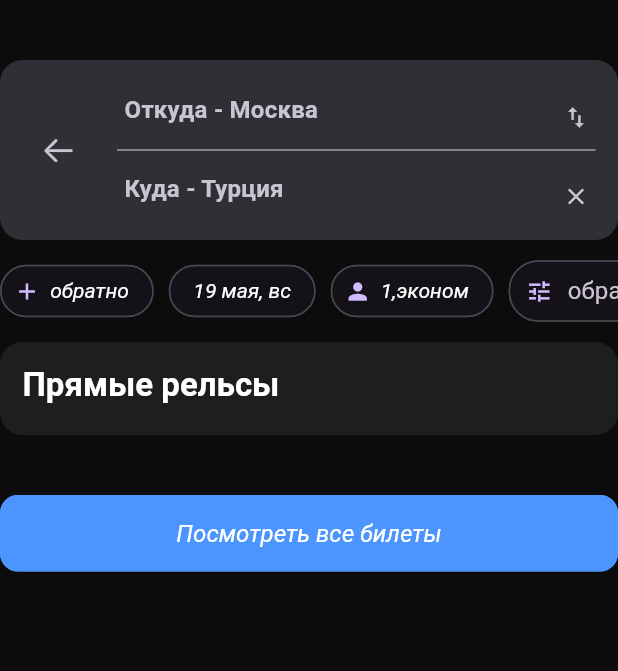
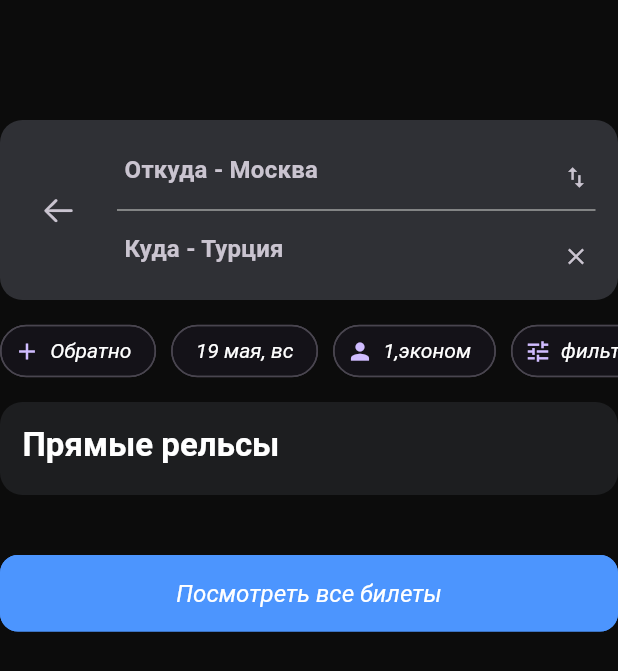
Before and after one commit to leokushio/ticket_finder, a Flutter app: the PickCountryScreen widget shown alone on an empty page, opened directly, on a phone screen of 412 x 824 dp. Shown: the top 671 px of the screen. Run offline on Flutter 3.47's test engine with Material 3 defaults, Android fonts, the phone set to English and light mode, and no system bars; network calls fail; Roboto replaces fonts that are missing (SFProDisplay); project files that could hold a hidden picture were left out.

Commit message:
update 3.0

```diff
--- a/lib/constants/text_strings.dart
+++ b/lib/constants/text_strings.dart
@@ -1,4 +1,13 @@
 class XTexts {
+
+  // Home Screen
+  static const String homeScreenTitle = 'Поиск Дешевых\n авиабилетов';
+  static const String muzikalnoOtletet = 'Музыкально отлететь';
+
+  // TextField Ticket Search
+  static const String whereFromHint = 'Откуда - Москва';
+  static const String whereToHint = 'Куда - Турция';
+
   // Search Screen -----------------
   static const String gridView1 = 'Сложный \n маршрут';
   static const String gridView2 = 'Куда угодно';
@@ -13,5 +22,16 @@ class XTexts {
   static const String phuket = 'Пхукет';
   static const String recomendedCitiesDescription = 'Популярное направление';
 
+  // Chips Text
+  static const String obratno = 'Обратно';
+  static const String econom = '1,эконом';
+  static const String filters = 'фильтры';
+
+  // Ticket offer
+  static const String directFlights = 'Прямые рельсы';
+  static const String seeAllTickets = 'Посмотреть все билеты';
+
+
+
 
 }
--- a/lib/screens/common_widgets/ticket_searchbox.dart
+++ b/lib/screens/common_widgets/ticket_searchbox.dart
@@ -3,6 +3,7 @@ import 'package:flutter/material.dart';
 import 'package:provider/provider.dart';
 import 'package:ticket_finder/constants/colors.dart';
 import 'package:ticket_finder/constants/sizes.dart';
+import 'package:ticket_finder/constants/text_strings.dart';
 import 'package:ticket_finder/providers/search_provider.dart';
 
 class TicketSearchBox extends StatelessWidget {
@@ -79,7 +80,7 @@ class TicketSearchBox extends StatelessWidget {
                   ) : null,
                   prefixIconConstraints: BoxConstraints.tight(const Size(30, 15)),
                   isDense: true,
-                  hintText: 'Откуда - Москва',
+                  hintText: XTexts.whereFromHint,
                   border: InputBorder.none,
                   contentPadding: const EdgeInsets.all(5),
                    suffixIcon: showSurfixSwapIcon ? IconButton(
@@ -119,7 +120,7 @@ class TicketSearchBox extends StatelessWidget {
                   ) : null,
                   prefixIconConstraints: BoxConstraints.tight(const Size(30, 15)),
                   isDense: true,
-                  hintText: 'Куда - Турция',
+                  hintText: XTexts.whereToHint,
                   border: InputBorder.none,
                   contentPadding: const EdgeInsets.all(5),
                   suffixIcon: showSurfixClearIcon ? IconButton(
--- a/lib/screens/home_screen/home_screen.dart
+++ b/lib/screens/home_screen/home_screen.dart
@@ -22,6 +22,7 @@ class HomeScreen extends StatelessWidget {
 
 
     return Scaffold(
+      // -- MAIN SCREEN --
       body: SingleChildScrollView(
         child: Padding(
           padding: const EdgeInsets.only(left: XSizes.lg, right: XSizes.lg),
--- a/lib/screens/home_screen/initial_screen.dart
+++ b/lib/screens/home_screen/initial_screen.dart
@@ -1,8 +1,8 @@
 import 'package:flutter/material.dart';
-import 'package:flutter/widgets.dart';
 import 'package:provider/provider.dart';
 import 'package:ticket_finder/constants/colors.dart';
 import 'package:ticket_finder/constants/sizes.dart';
+import 'package:ticket_finder/constants/text_strings.dart';
 import 'package:ticket_finder/providers/api_provider.dart';
 import 'package:ticket_finder/providers/search_provider.dart';
 import 'package:ticket_finder/screens/common_widgets/ticket_searchbox.dart';
@@ -25,9 +25,12 @@ class InitialScreen extends StatelessWidget {
       children: [
 
         // -- Heading --
-        const SizedBox(height: XSizes.spaceBtwSections,),
-        Text('Поиск Дешевых', style: Theme.of(context).textTheme.titleLarge,),
-        Text('авиабилетов', style: Theme.of(context).textTheme.titleLarge,),
+        const SizedBox(height: XSizes.spaceBtwSections *2,),
+        Text(
+          XTexts.homeScreenTitle,
+          style: Theme.of(context).textTheme.titleLarge,
+          textAlign: TextAlign.center,
+          ),
         const SizedBox(height: XSizes.spaceBtwSections,),
 
         // -- Search Box
@@ -73,7 +76,7 @@ class InitialScreen extends StatelessWidget {
         // -- Title
         SizedBox(
           width: double.infinity,
-          child: Text('Музыкально отлететь', style: Theme.of(context).textTheme.headlineLarge,)
+          child: Text(XTexts.muzikalnoOtletet, style: Theme.of(context).textTheme.headlineLarge,)
           ),
         const SizedBox(height: XSizes.defaultSpace,),
 
--- a/lib/screens/pick_country_screen/pick_country_screen.dart
+++ b/lib/screens/pick_country_screen/pick_country_screen.dart
@@ -3,9 +3,10 @@ import 'package:flutter/material.dart';
 import 'package:intl/date_symbol_data_local.dart';
 import 'package:provider/provider.dart';
 import 'package:ticket_finder/constants/sizes.dart';
+import 'package:ticket_finder/constants/text_strings.dart';
 import 'package:ticket_finder/providers/search_provider.dart';
 import 'package:ticket_finder/screens/common_widgets/ticket_searchbox.dart';
-import 'package:ticket_finder/screens/home_screen/widgets/ticket_offers_section.dart';
+import 'package:ticket_finder/screens/pick_country_screen/widgets/ticket_offers_section.dart';
 import 'package:ticket_finder/screens/pick_country_screen/widgets/chips.dart';
 
 class PickCountryScreen extends StatefulWidget {
@@ -26,7 +27,7 @@ class _PickCountryScreenState extends State<PickCountryScreen> {
     final searchProvider = Provider.of<SearchProvider>(context);
     return Column(
       children: [
-        const SizedBox(height: XSizes.spaceBtwSections,),
+        const SizedBox(height: XSizes.spaceBtwSections *2,),
 
         // -- Search Box --
         TicketSearchBox(
@@ -56,7 +57,7 @@ class _PickCountryScreenState extends State<PickCountryScreen> {
           width: double.infinity,
           child: ElevatedButton(
             onPressed: () => context.read<SearchProvider>().goToAllTicketsScreen(),
-            child: const Text('Посмотреть все билеты')
+            child: const Text(XTexts.seeAllTickets)
             ),
         )
       ],
--- a/lib/screens/pick_country_screen/widgets/chips.dart
+++ b/lib/screens/pick_country_screen/widgets/chips.dart
@@ -2,6 +2,7 @@ import 'package:flutter/material.dart';
 import 'package:intl/intl.dart';
 import 'package:provider/provider.dart';
 import 'package:ticket_finder/constants/sizes.dart';
+import 'package:ticket_finder/constants/text_strings.dart';
 import 'package:ticket_finder/providers/search_provider.dart';
 
 class XChips extends StatelessWidget {
@@ -23,7 +24,7 @@ class XChips extends StatelessWidget {
             child: Chip(
               labelStyle: Theme.of(context).textTheme.displaySmall,
               label: Text(
-                searchProvider.returnDate == null ? 'обратно'
+                searchProvider.returnDate == null ? XTexts.obratno
                 : DateFormat('dd MMM, EEE', 'ru').format(searchProvider.returnDate!)
                 ),
               avatar: const Icon(Icons.add),
@@ -37,7 +38,6 @@ class XChips extends StatelessWidget {
             child: Chip(
               labelStyle: Theme.of(context).textTheme.displaySmall,
               label: Text(DateFormat('dd MMM, EEE', 'ru').format(searchProvider.depatureDate)),
-              // avatar: Icon(Icons.add),
               shape: RoundedRectangleBorder(borderRadius: BorderRadius.circular(20)),
             ),
           ),
@@ -47,7 +47,7 @@ class XChips extends StatelessWidget {
             onTap: (){},
             child: Chip(
               labelStyle: Theme.of(context).textTheme.displaySmall,
-              label: const Text('1,эконом'),
+              label: const Text(XTexts.econom),
               avatar: const Icon(Icons.person),
               shape: RoundedRectangleBorder(borderRadius: BorderRadius.circular(20)),
             ),
@@ -57,7 +57,8 @@ class XChips extends StatelessWidget {
           GestureDetector(
             onTap: (){},
             child: Chip(
-              label: const Text('обратно'),
+              labelStyle: Theme.of(context).textTheme.displaySmall,
+              label: const Text(XTexts.filters),
               avatar: const Icon(Icons.tune),
               shape: RoundedRectangleBorder(borderRadius: BorderRadius.circular(20)),
             ),
--- a/lib/screens/home_screen/widgets/ticket_offers_section.dart
+++ b/lib/screens/pick_country_screen/widgets/ticket_offers_section.dart
@@ -3,6 +3,7 @@ import 'package:flutter/material.dart';
 import 'package:provider/provider.dart';
 import 'package:ticket_finder/constants/colors.dart';
 import 'package:ticket_finder/constants/sizes.dart';
+import 'package:ticket_finder/constants/text_strings.dart';
 import 'package:ticket_finder/providers/api_provider.dart';
 
 class TicketOffersSection extends StatelessWidget {
@@ -25,7 +26,7 @@ class TicketOffersSection extends StatelessWidget {
           crossAxisAlignment: CrossAxisAlignment.start,
           mainAxisAlignment: MainAxisAlignment.start,
           children: [
-            Text('Прямые рельсы', style: Theme.of(context).textTheme.titleLarge,),
+            Text(XTexts.directFlights, style: Theme.of(context).textTheme.titleLarge,),
 
             ListView.builder(
               itemCount: providerAPI.ticketOfferModel.ticketsOffers.length,
```
